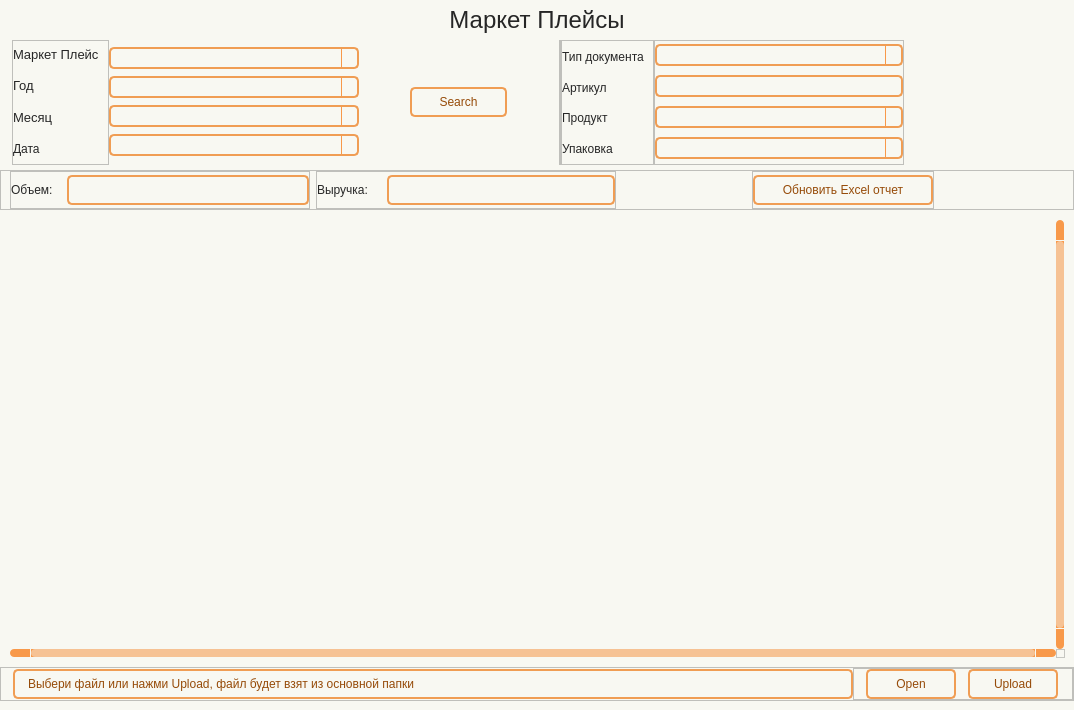
First picture: the form in wind/pages/marketplace.ui, repository Masik84/Daily_Report_QT, before the edit.
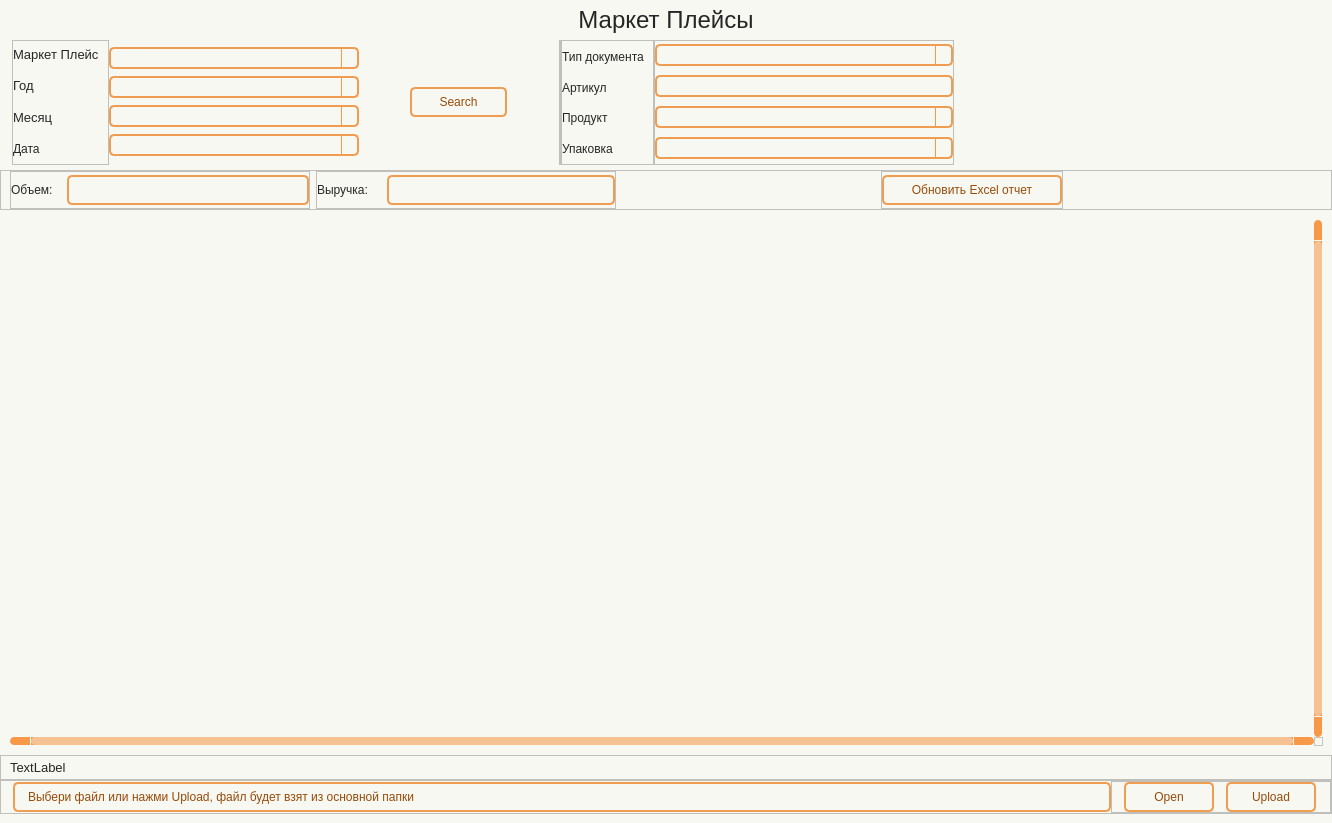
Second picture: the form after the edit. Icons and pictures are not drawn.

Patch:
```diff
--- a/wind/pages/marketplace.ui
+++ b/wind/pages/marketplace.ui
@@ -6,8 +6,8 @@
    <rect>
     <x>0</x>
     <y>0</y>
-    <width>1074</width>
-    <height>710</height>
+    <width>1332</width>
+    <height>823</height>
    </rect>
   </property>
   <property name="minimumSize">
@@ -1308,6 +1308,48 @@
         </attribute>
        </widget>
       </item>
+      <item>
+       <widget class="QFrame" name="frame_11">
+        <property name="minimumSize">
+         <size>
+          <width>0</width>
+          <height>25</height>
+         </size>
+        </property>
+        <property name="frameShape">
+         <enum>QFrame::Shape::StyledPanel</enum>
+        </property>
+        <property name="frameShadow">
+         <enum>QFrame::Shadow::Raised</enum>
+        </property>
+        <layout class="QHBoxLayout" name="horizontalLayout_10">
+         <property name="spacing">
+          <number>0</number>
+         </property>
+         <property name="topMargin">
+          <number>0</number>
+         </property>
+         <property name="bottomMargin">
+          <number>0</number>
+         </property>
+         <item>
+          <widget class="QLabel" name="label_msg">
+           <property name="font">
+            <font>
+             <family>Tahoma</family>
+             <pointsize>10</pointsize>
+             <italic>false</italic>
+             <bold>false</bold>
+            </font>
+           </property>
+           <property name="text">
+            <string>TextLabel</string>
+           </property>
+          </widget>
+         </item>
+        </layout>
+       </widget>
+      </item>
       <item>
        <widget class="QFrame" name="frame_9">
         <property name="frameShape">
```
Left out of the diff: 3 changed lines with no effect on the pictures.
